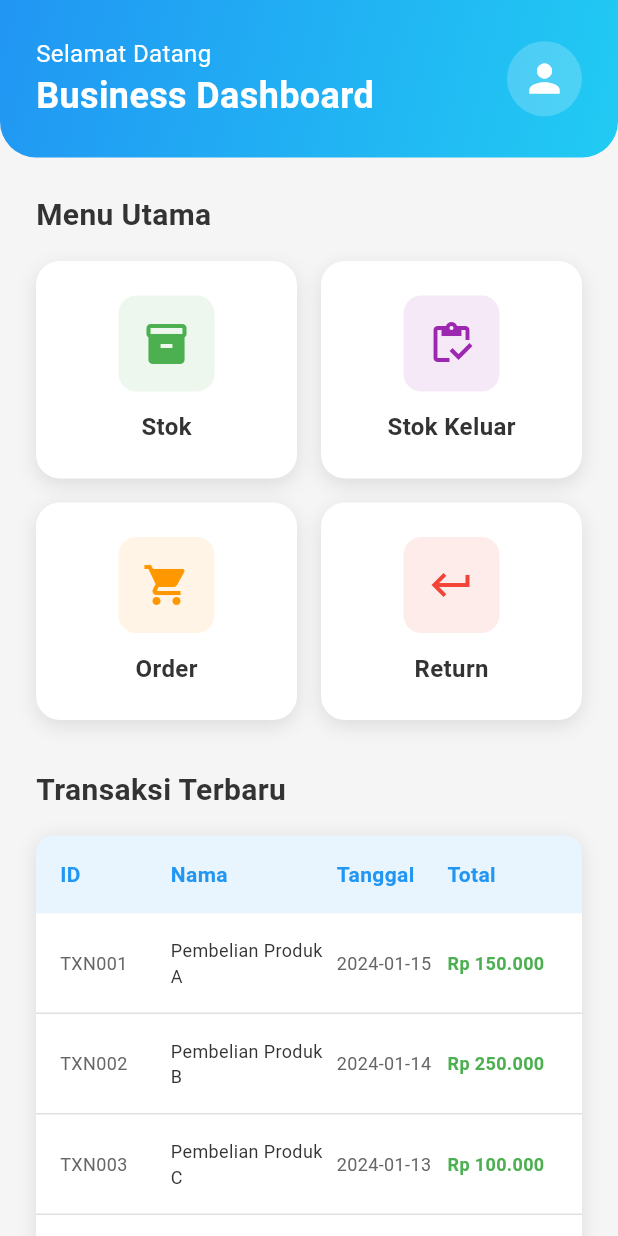
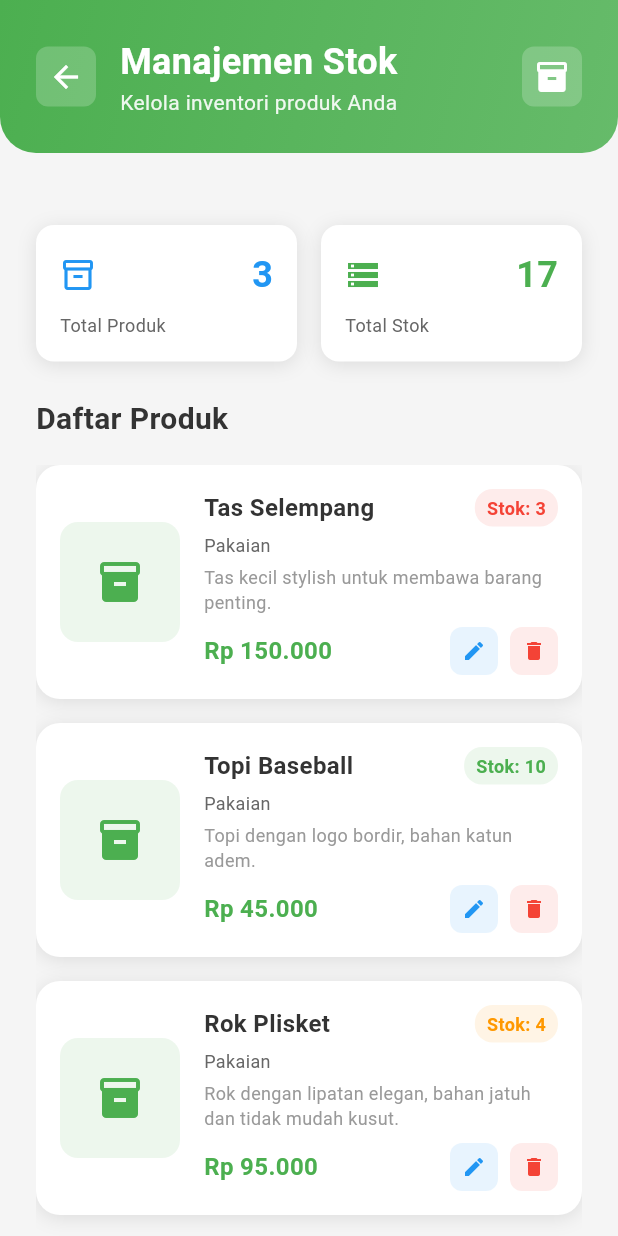
Before and after one commit to aleedoe/w-p-s6-v1, a Flutter app: the HomePage screen opened directly, after a tap on "Stok", on a phone screen of 412 x 824 dp. Run offline on Flutter 3.47's test engine with Material 3 defaults, Android fonts, the phone set to English and light mode, and no system bars.

Commit message:
add stock page

```diff
--- a/frontend/mobile/lib/views/home_screen.dart
+++ b/frontend/mobile/lib/views/home_screen.dart
@@ -1,5 +1,6 @@
-// Home Page
+// Updated Home Page with Navigation
 import 'package:flutter/material.dart';
+import 'package:mobile/views/stock/stock_screen.dart';
 
 class HomePage extends StatelessWidget {
   final List<Map<String, dynamic>> dummyData = [
@@ -123,24 +124,35 @@ class HomePage extends StatelessWidget {
                       childAspectRatio: 1.2,
                       children: [
                         _buildMenuCard(
+                          context,
                           'Stok',
                           Icons.inventory_2,
                           Color(0xFF4CAF50),
-                          () {},
+                          () {
+                            Navigator.push(
+                              context,
+                              MaterialPageRoute(
+                                builder: (context) => StockPage(),
+                              ),
+                            );
+                          },
                         ),
                         _buildMenuCard(
+                          context,
                           'Stok Keluar',
                           Icons.inventory_outlined,
                           Color(0xFF9C27B0),
                           () {},
                         ),
                         _buildMenuCard(
+                          context,
                           'Order',
                           Icons.shopping_cart,
                           Color(0xFFFF9800),
                           () {},
                         ),
                         _buildMenuCard(
+                          context,
                           'Return',
                           Icons.keyboard_return,
                           Color(0xFFF44336),
@@ -307,6 +319,7 @@ class HomePage extends StatelessWidget {
   }
 
   Widget _buildMenuCard(
+    BuildContext context,
     String title,
     IconData icon,
     Color color,
--- /dev/null
+++ b/frontend/mobile/lib/views/stock/stock_screen.dart
@@ -0,0 +1,416 @@
+// Stock Page
+import 'package:flutter/material.dart';
+
+class StockPage extends StatelessWidget {
+  final List<Map<String, dynamic>> stockData = [
+    {
+      "category_name": "Pakaian",
+      "description": "Tas kecil stylish untuk membawa barang penting.",
+      "id_detail_transaction": 17,
+      "id_product": 17,
+      "images": ["tas_selempang.jpg"],
+      "price": 150000.0,
+      "product_name": "Tas Selempang",
+      "quantity": 3,
+    },
+    {
+      "category_name": "Pakaian",
+      "description": "Topi dengan logo bordir, bahan katun adem.",
+      "id_detail_transaction": 14,
+      "id_product": 14,
+      "images": ["topi_baseball.jpg"],
+      "price": 45000.0,
+      "product_name": "Topi Baseball",
+      "quantity": 10,
+    },
+    {
+      "category_name": "Pakaian",
+      "description":
+          "Rok dengan lipatan elegan, bahan jatuh dan tidak mudah kusut.",
+      "id_detail_transaction": 12,
+      "id_product": 12,
+      "images": ["rok_plisket.jpg"],
+      "price": 95000.0,
+      "product_name": "Rok Plisket",
+      "quantity": 4,
+    },
+  ];
+
+  @override
+  Widget build(BuildContext context) {
+    return Scaffold(
+      backgroundColor: Color(0xFFF5F5F5),
+      body: SafeArea(
+        child: Column(
+          children: [
+            // Custom App Bar
+            Container(
+              width: double.infinity,
+              padding: EdgeInsets.all(24),
+              decoration: BoxDecoration(
+                gradient: LinearGradient(
+                  begin: Alignment.topLeft,
+                  end: Alignment.bottomRight,
+                  colors: [Color(0xFF4CAF50), Color(0xFF66BB6A)],
+                ),
+                borderRadius: BorderRadius.only(
+                  bottomLeft: Radius.circular(24),
+                  bottomRight: Radius.circular(24),
+                ),
+              ),
+              child: Column(
+                children: [
+                  Row(
+                    children: [
+                      GestureDetector(
+                        onTap: () => Navigator.pop(context),
+                        child: Container(
+                          padding: EdgeInsets.all(8),
+                          decoration: BoxDecoration(
+                            color: Colors.white.withOpacity(0.2),
+                            borderRadius: BorderRadius.circular(8),
+                          ),
+                          child: Icon(
+                            Icons.arrow_back,
+                            color: Colors.white,
+                            size: 24,
+                          ),
+                        ),
+                      ),
+                      SizedBox(width: 16),
+                      Expanded(
+                        child: Column(
+                          crossAxisAlignment: CrossAxisAlignment.start,
+                          children: [
+                            Text(
+                              'Manajemen Stok',
+                              style: TextStyle(
+                                color: Colors.white,
+                                fontSize: 24,
+                                fontWeight: FontWeight.bold,
+                              ),
+                            ),
+                            Text(
+                              'Kelola inventori produk Anda',
+                              style: TextStyle(
+                                color: Colors.white.withOpacity(0.9),
+                                fontSize: 14,
+                              ),
+                            ),
+                          ],
+                        ),
+                      ),
+                      Container(
+                        padding: EdgeInsets.all(8),
+                        decoration: BoxDecoration(
+                          color: Colors.white.withOpacity(0.2),
+                          borderRadius: BorderRadius.circular(8),
+                        ),
+                        child: Icon(
+                          Icons.inventory_2,
+                          color: Colors.white,
+                          size: 24,
+                        ),
+                      ),
+                    ],
+                  ),
+                ],
+              ),
+            ),
+
+            // Search Bar
+            Padding(
+              padding: EdgeInsets.all(24),
+              child: Container(
+                decoration: BoxDecoration(
+                  color: Colors.white,
+                  borderRadius: BorderRadius.circular(12),
+                  boxShadow: [
+                    BoxShadow(
+                      color: Colors.black.withOpacity(0.1),
+                      blurRadius: 10,
+                      offset: Offset(0, 2),
+                    ),
+                  ],
+                ),
+              ),
+            ),
+
+            // Stock Stats
+            Padding(
+              padding: EdgeInsets.symmetric(horizontal: 24),
+              child: Row(
+                children: [
+                  Expanded(
+                    child: _buildStatCard(
+                      'Total Produk',
+                      '${stockData.length}',
+                      Icons.inventory_2_outlined,
+                      Color(0xFF2196F3),
+                    ),
+                  ),
+                  SizedBox(width: 16),
+                  Expanded(
+                    child: _buildStatCard(
+                      'Total Stok',
+                      '${stockData.fold(0, (sum, item) => sum + (item['quantity'] as int))}',
+                      Icons.storage_outlined,
+                      Color(0xFF4CAF50),
+                    ),
+                  ),
+                ],
+              ),
+            ),
+
+            SizedBox(height: 24),
+
+            // Products List
+            Expanded(
+              child: Padding(
+                padding: EdgeInsets.symmetric(horizontal: 24),
+                child: Column(
+                  crossAxisAlignment: CrossAxisAlignment.start,
+                  children: [
+                    Row(
+                      mainAxisAlignment: MainAxisAlignment.spaceBetween,
+                      children: [
+                        Text(
+                          'Daftar Produk',
+                          style: TextStyle(
+                            fontSize: 20,
+                            fontWeight: FontWeight.bold,
+                            color: Color(0xFF333333),
+                          ),
+                        ),
+                      ],
+                    ),
+                    SizedBox(height: 16),
+                    Expanded(
+                      child: ListView.builder(
+                        itemCount: stockData.length,
+                        itemBuilder: (context, index) {
+                          final product = stockData[index];
+                          return _buildProductCard(product);
+                        },
+                      ),
+                    ),
+                  ],
+                ),
+              ),
+            ),
+          ],
+        ),
+      ),
+    );
+  }
+
+  Widget _buildStatCard(
+    String title,
+    String value,
+    IconData icon,
+    Color color,
+  ) {
+    return Container(
+      padding: EdgeInsets.all(16),
+      decoration: BoxDecoration(
+        color: Colors.white,
+        borderRadius: BorderRadius.circular(12),
+        boxShadow: [
+          BoxShadow(
+            color: Colors.black.withOpacity(0.1),
+            blurRadius: 10,
+            offset: Offset(0, 2),
+          ),
+        ],
+      ),
+      child: Column(
+        crossAxisAlignment: CrossAxisAlignment.start,
+        children: [
+          Row(
+            mainAxisAlignment: MainAxisAlignment.spaceBetween,
+            children: [
+              Icon(icon, color: color, size: 24),
+              Text(
+                value,
+                style: TextStyle(
+                  fontSize: 24,
+                  fontWeight: FontWeight.bold,
+                  color: color,
+                ),
+              ),
+            ],
+          ),
+          SizedBox(height: 8),
+          Text(title, style: TextStyle(fontSize: 12, color: Color(0xFF666666))),
+        ],
+      ),
+    );
+  }
+
+  Widget _buildProductCard(Map<String, dynamic> product) {
+    return Container(
+      margin: EdgeInsets.only(bottom: 16),
+      decoration: BoxDecoration(
+        color: Colors.white,
+        borderRadius: BorderRadius.circular(16),
+        boxShadow: [
+          BoxShadow(
+            color: Colors.black.withOpacity(0.1),
+            blurRadius: 10,
+            offset: Offset(0, 2),
+          ),
+        ],
+      ),
+      child: Padding(
+        padding: EdgeInsets.all(16),
+        child: Row(
+          children: [
+            // Product Image Placeholder
+            Container(
+              width: 80,
+              height: 80,
+              decoration: BoxDecoration(
+                color: Color(0xFF4CAF50).withOpacity(0.1),
+                borderRadius: BorderRadius.circular(12),
+              ),
+              child: Icon(
+                Icons.inventory_2,
+                color: Color(0xFF4CAF50),
+                size: 32,
+              ),
+            ),
+            SizedBox(width: 16),
+
+            // Product Info
+            Expanded(
+              child: Column(
+                crossAxisAlignment: CrossAxisAlignment.start,
+                children: [
+                  Row(
+                    mainAxisAlignment: MainAxisAlignment.spaceBetween,
+                    children: [
+                      Expanded(
+                        child: Text(
+                          product['product_name'],
+                          style: TextStyle(
+                            fontSize: 16,
+                            fontWeight: FontWeight.bold,
+                            color: Color(0xFF333333),
+                          ),
+                        ),
+                      ),
+                      Container(
+                        padding: EdgeInsets.symmetric(
+                          horizontal: 8,
+                          vertical: 4,
+                        ),
+                        decoration: BoxDecoration(
+                          color: _getStockStatusColor(
+                            product['quantity'],
+                          ).withOpacity(0.1),
+                          borderRadius: BorderRadius.circular(12),
+                        ),
+                        child: Text(
+                          'Stok: ${product['quantity']}',
+                          style: TextStyle(
+                            fontSize: 12,
+                            fontWeight: FontWeight.bold,
+                            color: _getStockStatusColor(product['quantity']),
+                          ),
+                        ),
+                      ),
+                    ],
+                  ),
+                  SizedBox(height: 4),
+                  Text(
+                    product['category_name'],
+                    style: TextStyle(fontSize: 12, color: Color(0xFF666666)),
+                  ),
+                  SizedBox(height: 4),
+                  Text(
+                    product['description'],
+                    style: TextStyle(fontSize: 12, color: Color(0xFF999999)),
+                    maxLines: 2,
+                    overflow: TextOverflow.ellipsis,
+                  ),
+                  SizedBox(height: 8),
+                  Row(
+                    mainAxisAlignment: MainAxisAlignment.spaceBetween,
+                    children: [
+                      Text(
+                        'Rp ${_formatPrice(product['price'])}',
+                        style: TextStyle(
+                          fontSize: 16,
+                          fontWeight: FontWeight.bold,
+                          color: Color(0xFF4CAF50),
+                        ),
+                      ),
+                      Row(
+                        children: [
+                          GestureDetector(
+                            onTap: () {
+                              // Edit product action
+                            },
+                            child: Container(
+                              padding: EdgeInsets.all(8),
+                              decoration: BoxDecoration(
+                                color: Color(0xFF2196F3).withOpacity(0.1),
+                                borderRadius: BorderRadius.circular(8),
+                              ),
+                              child: Icon(
+                                Icons.edit,
+                                color: Color(0xFF2196F3),
+                                size: 16,
+                              ),
+                            ),
+                          ),
+                          SizedBox(width: 8),
+                          GestureDetector(
+                            onTap: () {
+                              // Delete product action
+                            },
+                            child: Container(
+                              padding: EdgeInsets.all(8),
+                              decoration: BoxDecoration(
+                                color: Color(0xFFF44336).withOpacity(0.1),
+                                borderRadius: BorderRadius.circular(8),
+                              ),
+                              child: Icon(
+                                Icons.delete,
+                                color: Color(0xFFF44336),
+                                size: 16,
+                              ),
+                            ),
+                          ),
+                        ],
+                      ),
+                    ],
+                  ),
+                ],
+              ),
+            ),
+          ],
+        ),
+      ),
+    );
+  }
+
+  Color _getStockStatusColor(int quantity) {
+    if (quantity <= 3) {
+      return Color(0xFFF44336); // Red for low stock
+    } else if (quantity <= 7) {
+      return Color(0xFFFF9800); // Orange for medium stock
+    } else {
+      return Color(0xFF4CAF50); // Green for high stock
+    }
+  }
+
+  String _formatPrice(double price) {
+    return price
+        .toStringAsFixed(0)
+        .replaceAllMapped(
+          RegExp(r'(\d{1,3})(?=(\d{3})+(?!\d))'),
+          (Match m) => '${m[1]}.',
+        );
+  }
+}
```
